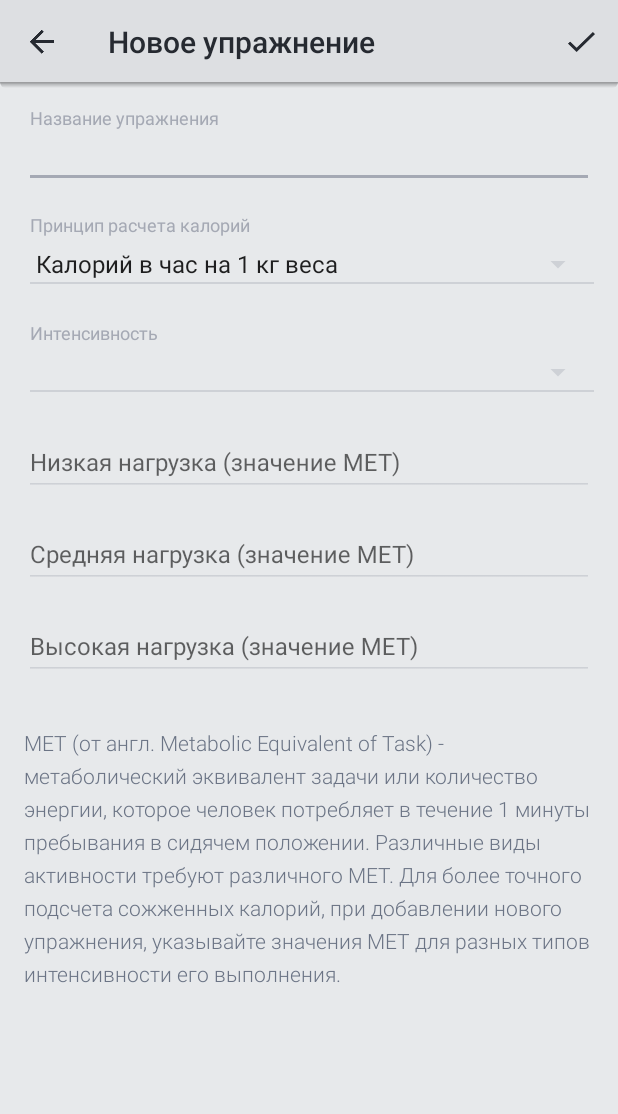
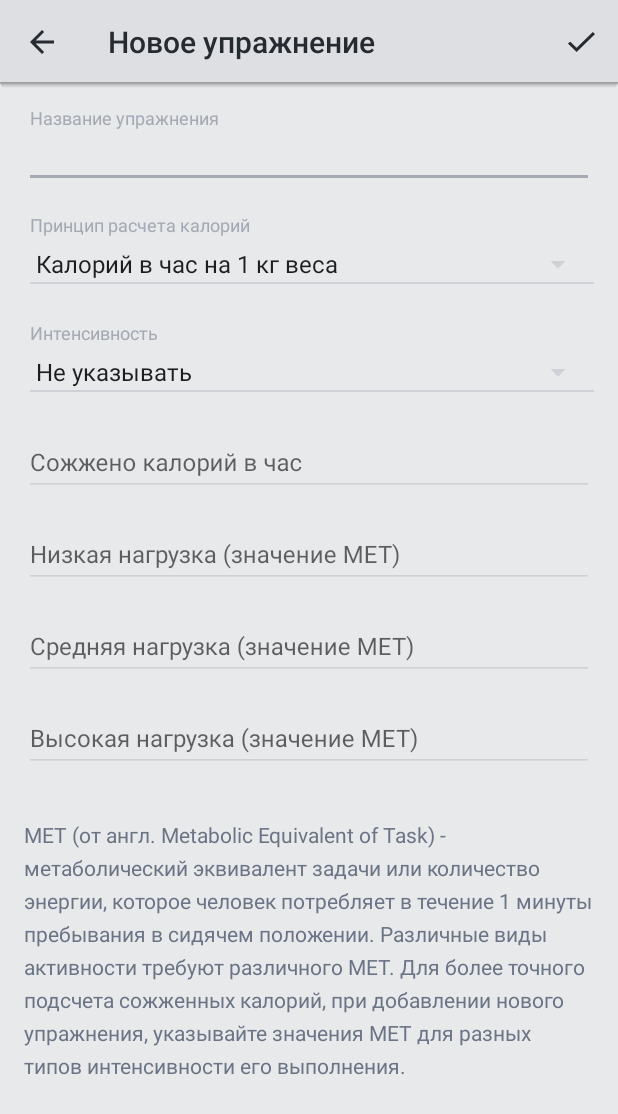
Before and after one commit to Khavronsky/AddNewCardioEx, an Android app: the screen it shows after launch (MainActivity), on a phone screen of 412 x 824 dp. Shown: the top 1114 px of the screen. Run offline under Robolectric (Android 15) with nearby library versions, the phone set to English and light mode, and no system bars; our stand-ins replace ButterKnife; 1 statement that could not run was skipped.

Commit message:
попрогал еще один день :-)

```diff
--- a/app/src/main/java/com/khavronsky/addnewcardioex/MainActivity.java
+++ b/app/src/main/java/com/khavronsky/addnewcardioex/MainActivity.java
@@ -1,4 +1,6 @@
 package com.khavronsky.addnewcardioex;
+
+import com.khavronsky.addnewcardioex.CardioExerciseModel.IntensityType;
 
 import android.os.Bundle;
 import android.support.v7.app.AppCompatActivity;
@@ -13,69 +15,100 @@ import android.widget.EditText;
 import android.widget.Spinner;
 import android.widget.Toast;
 
+import butterknife.BindView;
+import butterknife.ButterKnife;
+
 public class MainActivity extends AppCompatActivity implements View.OnClickListener {
 
+    @BindView(R.id.toolbar)
     Toolbar mToolbar;
 
-    EditText exTitle;
+    @BindView(R.id.ex_cardio_title)
+    EditText mTitle;
 
-    EditText exSets;
+    @BindView(R.id.ex_cardio_burned_per_hour)
+    EditText mBurnedPerHour;
 
-    EditText exRepeats;
+    @BindView(R.id.ex_cardio_low_intensity)
+    EditText mLowIntensity;
 
-    EditText exWeight;
+    @BindView(R.id.ex_cardio_middle_intensity)
+    EditText mMiddleIntensity;
 
-    TextWatcher mTextWatcher;
+    @BindView(R.id.ex_cardio_high_intensity)
+    EditText mHighIntensity;
+
+    @BindView(R.id.ex_cardio_count_method)
+    Spinner mCountCalMethod;
+
+    @BindView(R.id.ex_cardio_Intensity_type)
+    Spinner mIntensityType;
+
+    private TextWatcher mTextWatcher;
 
     private CardioExerciseModel mCardioExerciseModel;
-
-    public MainActivity setCardioExerciseModel(final CardioExerciseModel cardioExerciseModel) {
-        mCardioExerciseModel = cardioExerciseModel;
-        return this;
-    }
-
 
     @Override
     protected void onCreate(Bundle savedInstanceState) {
         super.onCreate(savedInstanceState);
+        setContentView(R.layout.activity_main);
+        ButterKnife.bind(this);
+        setToolbar();
+        if (getIntent().getExtras() != null) {
+            mCardioExerciseModel = getIntent().getExtras().getParcelable("model");
+            setEditText(mCardioExerciseModel);
+        }
 
-        setContentView(R.layout.activity_main);
-        setToolbar();
-        setEditText(mCardioExerciseModel);
-        setCardioExerciseModel(new CardioExerciseModel());
+        setSpinners();
+        createTextWatcher();
+        setTextWatcher();
 
-        final Spinner spinner = (Spinner) findViewById(R.id.spinner);
-        final Spinner spinner2 = (Spinner) findViewById(R.id.spinner2);
+        setViews();
+        //заглушка
+//        createModel();
 
-// Настраиваем адаптер
+    }
+
+    private void setViews() {
+
+
+
+
+    }
+
+
+    private void setTextWatcher() {
+        mTitle.addTextChangedListener(mTextWatcher);
+        mLowIntensity.addTextChangedListener(mTextWatcher);
+        mMiddleIntensity.addTextChangedListener(mTextWatcher);
+        mHighIntensity.addTextChangedListener(mTextWatcher);
+    }
+
+    private void setSpinners() {
         ArrayAdapter<?> adapter = ArrayAdapter
                 .createFromResource(this, R.array.calc_calories, android.R.layout.simple_spinner_item);
         adapter.setDropDownViewResource(android.R.layout.simple_spinner_dropdown_item);
+        mCountCalMethod.setAdapter(adapter);
+        mCountCalMethod.setOnItemClickListener((parent, view, position, id) -> {
 
-//        ArrayAdapter<?> adapter2 = ArrayAdapter
-//                .createFromResource(this, R.array.type_of_intensity, android.R.layout.simple_spinner_item);
-//        adapter2.setDropDownViewResource(android.R.layout.simple_spinner_dropdown_item);
+        });
 
-        ArrayAdapter<String> adapter2 = new ArrayAdapter<String>(this, android.R.layout.simple_spinner_item,
-                mCardioExerciseModel.getIntensityType());
-
-// Вызываем адаптер
-        spinner.setAdapter(adapter);
-        spinner2.setAdapter(adapter2);
+        ArrayAdapter<?> adapter2 = ArrayAdapter
+                .createFromResource(this, R.array.type_of_intensity, android.R.layout.simple_spinner_item);
+        adapter2.setDropDownViewResource(android.R.layout.simple_spinner_dropdown_item);
+        mIntensityType.setAdapter(adapter2);
     }
 
     private void setEditText(CardioExerciseModel cardioExerciseModel) {
-        exTitle = (EditText) findViewById(R.id.ex_title);
-        exSets = (EditText) findViewById(R.id.ex_sets);
-        exRepeats = (EditText) findViewById(R.id.ex_repeats);
-        exWeight = (EditText) findViewById(R.id.ex_weight);
         if (cardioExerciseModel != null) {
+            mTitle.setText(cardioExerciseModel.getExerciseTitle());
+            mLowIntensity.setText(String.valueOf(cardioExerciseModel.getLowIntensity()));
+            mMiddleIntensity.setText(String.valueOf(cardioExerciseModel.getMiddleIntensity()));
+            mHighIntensity.setText(String.valueOf(cardioExerciseModel.getHighIntensity()));
+        }
+    }
 
-            exTitle.setText(cardioExerciseModel.getExerciseTitle());
-            exSets.setText(cardioExerciseModel.getLowIntensity());
-            exRepeats.setText(cardioExerciseModel.getMiddleIntensity());
-            exWeight.setText(cardioExerciseModel.getHighIntensity());
-        }
+    private void createTextWatcher() {
         mTextWatcher = new TextWatcher() {
             @Override
             public void beforeTextChanged(final CharSequence s, final int start, final int count,
@@ -96,50 +129,59 @@ public class MainActivity extends AppCompatActivity implements View.OnClickListe
                 }
             }
         };
-        exTitle.addTextChangedListener(mTextWatcher);
-        exSets.addTextChangedListener(mTextWatcher);
-        exRepeats.addTextChangedListener(mTextWatcher);
-        exWeight.addTextChangedListener(mTextWatcher);
-//        setListener(exSets);
-//        setListener(exTitle);
-//        setListener(exRepeats);
-//        setListener(exWeight);
+    }
 
+    public void setCardioExerciseModel(final CardioExerciseModel cardioExerciseModel) {
+        mCardioExerciseModel = cardioExerciseModel;
     }
 
     void setToolbar() {
         mToolbar = (Toolbar) findViewById(R.id.toolbar);
-        mToolbar.setTitle("Новое упражнение");
+//        mToolbar.setTitle("Новое упражнение");
+        mToolbar.inflateMenu(R.menu.menu);
         setSupportActionBar(mToolbar);
-        mToolbar.inflateMenu(R.menu.menu);
+        if (getSupportActionBar() != null) {
+            getSupportActionBar().setTitle("Новое упражнение");
+            getSupportActionBar().setDisplayHomeAsUpEnabled(true);
+            getSupportActionBar().setDisplayShowHomeEnabled(true);
+        }
         mToolbar.setNavigationOnClickListener(this);
-        mToolbar.setNavigationIcon(R.drawable.arrow_back);
     }
 
-    private boolean saveExercise() {
-        if (exTitle.getText().length() == 0) {
+    private boolean saveExercise(@IntensityType int intensityType) {
+
+        if (mTitle.getText().length() == 0) {
             Toast.makeText(this, "Ойойой1", Toast.LENGTH_SHORT).show();
             return false;
         }
-        if (exSets.getText().length() == 0) {
+        if(intensityType == CardioExerciseModel.TYPE_SPECIFY){
+
+            if (mLowIntensity.getText().length() == 0) {
                 Toast.makeText(this, "Ойойой2", Toast.LENGTH_SHORT).show();
                 return false;
             }
-        if (exRepeats.getText().length() == 0) {
+            if (mMiddleIntensity.getText().length() == 0) {
                 Toast.makeText(this, "Ойойой3", Toast.LENGTH_SHORT).show();
                 return false;
             }
-        if (exWeight.getText().length() == 0) {
+            if (mHighIntensity.getText().length() == 0) {
                 Toast.makeText(this, "Ойойой4", Toast.LENGTH_SHORT).show();
                 return false;
             }
-        mCardioExerciseModel.setExerciseTitle(String.valueOf(exTitle.getText()))
-                .setLowIntensity(Integer.parseInt(String.valueOf(exSets.getText())))
-                .setMiddleIntensity(Integer.parseInt(String.valueOf(exRepeats.getText())))
-                .setHighIntensity(Integer.parseInt(String.valueOf(exWeight.getText())));
+            mCardioExerciseModel.setExerciseTitle(String.valueOf(mTitle.getText()))
+                    .setLowIntensity(Integer.parseInt(String.valueOf(mLowIntensity.getText())))
+                    .setMiddleIntensity(Integer.parseInt(String.valueOf(mMiddleIntensity.getText())))
+                    .setHighIntensity(Integer.parseInt(String.valueOf(mHighIntensity.getText())));
+        } else {
+            if (mBurnedPerHour.getText().length() == 0){
+                Toast.makeText(this, "Ойойой5", Toast.LENGTH_SHORT).show();
+                return false;
+            }
+            mCardioExerciseModel.setExerciseTitle(String.valueOf(mTitle.getText()))
+                    .setBurnedPerHour(Integer.parseInt(String.valueOf(mBurnedPerHour.getText())));
+        }
         return true;
     }
-
 
     @Override
     public void onClick(final View v) {
@@ -157,7 +199,7 @@ public class MainActivity extends AppCompatActivity implements View.OnClickListe
     public boolean onOptionsItemSelected(MenuItem item) {
         int id = item.getItemId();
         if (id == R.id.save) {
-            boolean qwe = saveExercise();
+            boolean qwe = saveExercise(mCardioExerciseModel.getIntensityType());
             if (qwe) {
                 Toast.makeText(this, "SAVE", Toast.LENGTH_SHORT).show();
                 finish();
@@ -166,4 +208,12 @@ public class MainActivity extends AppCompatActivity implements View.OnClickListe
         }
         return super.onOptionsItemSelected(item);
     }
+
+    private void createModel() {
+        mCardioExerciseModel = new CardioExerciseModel();
+        mCardioExerciseModel.setExerciseTitle("Жим органики челюстями")
+                .setCountCalMethod(CardioExerciseModel.METHOD_MET_VALUES)
+                .setIntensityType(CardioExerciseModel.TYPE_SPECIFY)
+                ;
     }
+}
--- a/app/src/main/res/layout/activity_main.xml
+++ b/app/src/main/res/layout/activity_main.xml
@@ -40,12 +40,12 @@
                 app:errorTextAppearance="@style/HintTextStyle">
 
                 <EditText
-                    android:id="@+id/ex_title"
+                    android:id="@+id/ex_cardio_title"
                     android:layout_width="match_parent"
                     android:layout_height="wrap_content"
                     android:hint="Название упражнения"
                     android:inputType="text"
-                    android:textColor="@color/gray2"
+                    android:textColor="@color/gray5"
                     android:textSize="16sp" />
             </android.support.design.widget.TextInputLayout>
 
@@ -67,7 +67,7 @@
                     android:textStyle="normal" />
 
                 <Spinner
-                    android:id="@+id/spinner"
+                    android:id="@+id/ex_cardio_count_method"
                     android:layout_width="match_parent"
                     android:layout_height="wrap_content"
                     android:layout_marginTop="6dp"
@@ -100,7 +100,7 @@
                     android:textStyle="normal" />
 
                 <Spinner
-                    android:id="@+id/spinner2"
+                    android:id="@+id/ex_cardio_Intensity_type"
                     android:layout_width="match_parent"
                     android:layout_height="wrap_content"
                     android:layout_marginTop="6dp"
@@ -115,7 +115,6 @@
                 </FrameLayout>
             </LinearLayout>
 
-
             <android.support.design.widget.TextInputLayout
                 android:layout_width="match_parent"
                 android:layout_height="wrap_content"
@@ -124,7 +123,23 @@
                 app:errorTextAppearance="@style/HintTextStyle">
 
                 <EditText
-                    android:id="@+id/ex_sets"
+                    android:id="@+id/ex_cardio_burned_per_hour"
+                    android:layout_width="match_parent"
+                    android:layout_height="wrap_content"
+                    android:hint="Сожжено калорий в час"
+                    android:inputType="number"
+                    android:textSize="16sp" />
+
+            </android.support.design.widget.TextInputLayout>
+            <android.support.design.widget.TextInputLayout
+                android:layout_width="match_parent"
+                android:layout_height="wrap_content"
+                android:layout_marginTop="8dp"
+
+                app:errorTextAppearance="@style/HintTextStyle">
+
+                <EditText
+                    android:id="@+id/ex_cardio_low_intensity"
                     android:layout_width="match_parent"
                     android:layout_height="wrap_content"
                     android:hint="Низкая нагрузка (значение МЕТ)"
@@ -141,7 +156,7 @@
                 app:errorTextAppearance="@style/HintTextStyle">
 
                 <EditText
-                    android:id="@+id/ex_repeats"
+                    android:id="@+id/ex_cardio_middle_intensity"
                     android:layout_width="match_parent"
                     android:layout_height="wrap_content"
                     android:hint="Средняя нагрузка (значение МЕТ)"
@@ -157,7 +172,7 @@
                 app:errorTextAppearance="@style/HintTextStyle">
 
                 <EditText
-                    android:id="@+id/ex_weight"
+                    android:id="@+id/ex_cardio_high_intensity"
                     android:layout_width="match_parent"
                     android:layout_height="wrap_content"
                     android:hint="Высокая нагрузка (значение МЕТ)"
@@ -170,7 +185,6 @@
                 android:layout_width="wrap_content"
                 android:layout_height="wrap_content"
                 android:layout_marginTop="32dp"
-                android:fontFamily="sans-serif-light"
                 android:lineSpacingExtra="6sp"
                 android:text="MET (от англ. Metabolic Equivalent of Task) - метаболический эквивалент задачи или количество энергии, которое человек потребляет в течение 1 минуты пребывания в сидячем положении. Различные виды активности требуют различного МЕТ. Для более точного подсчета сожженных калорий, при добавлении нового упражнения, указывайте значения МЕТ для разных типов интенсивности его выполнения."
                 android:textColor="#6b7485"
--- a/app/src/main/res/values/strings.xml
+++ b/app/src/main/res/values/strings.xml
@@ -3,15 +3,9 @@
     <string-array name="calc_calories">
         <item>Калорий в час на 1 кг веса</item>
         <item>Значение MET</item>
-        <item>Рандомный расчет</item>
-        <item>Расчетный рандом</item>
-        <item>Зачотный кондом</item>
     </string-array>
     <string-array name="type_of_intensity">
         <item>Не указывать</item>
         <item>Указывать тип интенсивности</item>
-        <item>Указывать тип, но без интенсивности</item>
-        <item>Интенсивно указывать, но без типа</item>
-        <item>Типа интенсивно, но не указательно</item>
     </string-array>
 </resources>
--- a/build.gradle
+++ b/build.gradle
@@ -3,9 +3,11 @@
 buildscript {
     repositories {
         jcenter()
+        mavenCentral()
     }
     dependencies {
         classpath 'com.android.tools.build:gradle:2.3.1'
+        classpath 'me.tatarka:gradle-retrolambda:3.2.3'
 
         // NOTE: Do not place your application dependencies here; they belong
         // in the individual module build.gradle files
```
Also changed, not shown: app/build.gradle (+7 -0 lines), app/src/main/java/com/khavronsky/addnewcardioex/CardioExerciseModel.java (+76 -10 lines). Lines whose indentation alone changed are shown as unchanged.
